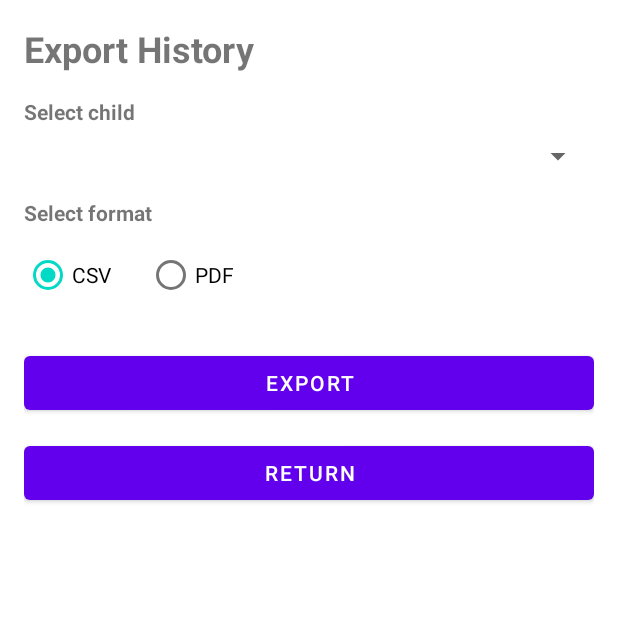
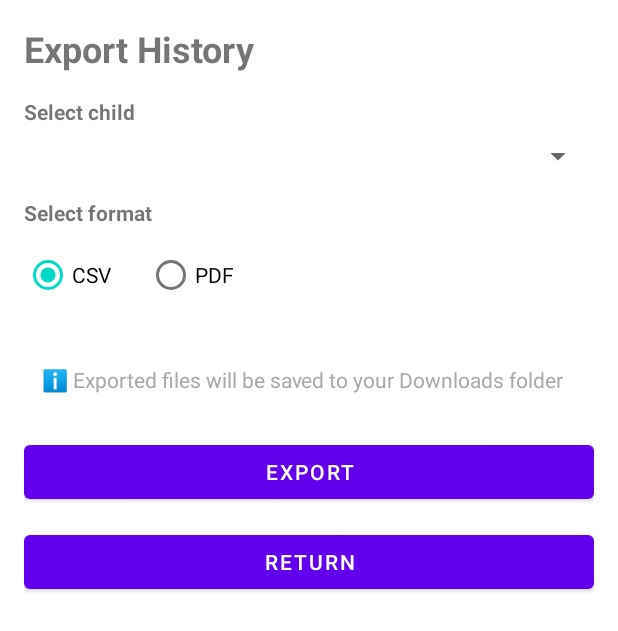
Before and after one commit to ShakoorShaik/smartAirAndroidApp, an Android app built with Jetpack Compose: the ParentExportHistoryActivity screen opened directly, with no data from a screen before it, on a phone screen of 412 x 824 dp. Shown: the top 631 px of the screen. Run offline under Robolectric (Android 15) with nearby library versions, the light colour scheme and no system bars; our stand-ins replace Firebase (no records; nobody signed in at launch, a user with empty details on screens opened directly).

```diff
--- a/app/src/main/res/layout/activity_parent_export_history.xml
+++ b/app/src/main/res/layout/activity_parent_export_history.xml
@@ -67,11 +67,30 @@
             android:layout_width="match_parent"
             android:layout_height="24dp" />
 
+        <TextView
+            android:id="@+id/textViewExportInfo"
+            android:layout_width="match_parent"
+            android:layout_height="wrap_content"
+            android:text="ℹ️ Exported files will be saved to your Downloads folder"
+            android:textSize="14sp"
+            android:textColor="@android:color/darker_gray"
+            android:padding="12dp"
+            android:background="@android:color/transparent"
+            android:layout_marginBottom="16dp" />
+
         <Button
             android:id="@+id/buttonExport"
             android:layout_width="match_parent"
             android:layout_height="wrap_content"
             android:text="Export" />
+
+        <Button
+            android:id="@+id/buttonOpenDownloads"
+            android:layout_width="match_parent"
+            android:layout_height="wrap_content"
+            android:text="Open Downloads Folder"
+            android:layout_marginTop="8dp"
+            android:visibility="gone" />
 
         <Button
             android:id="@+id/buttonReturn"
```
